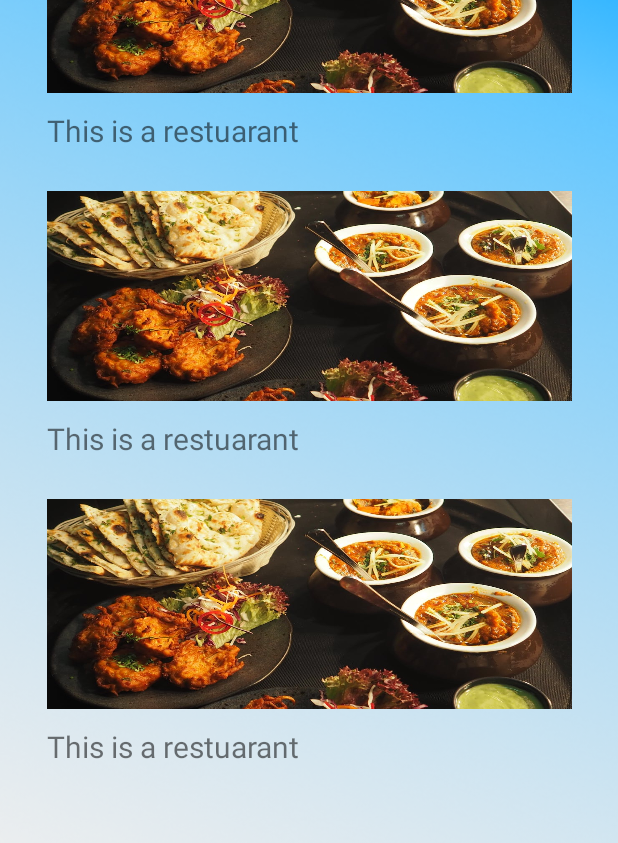
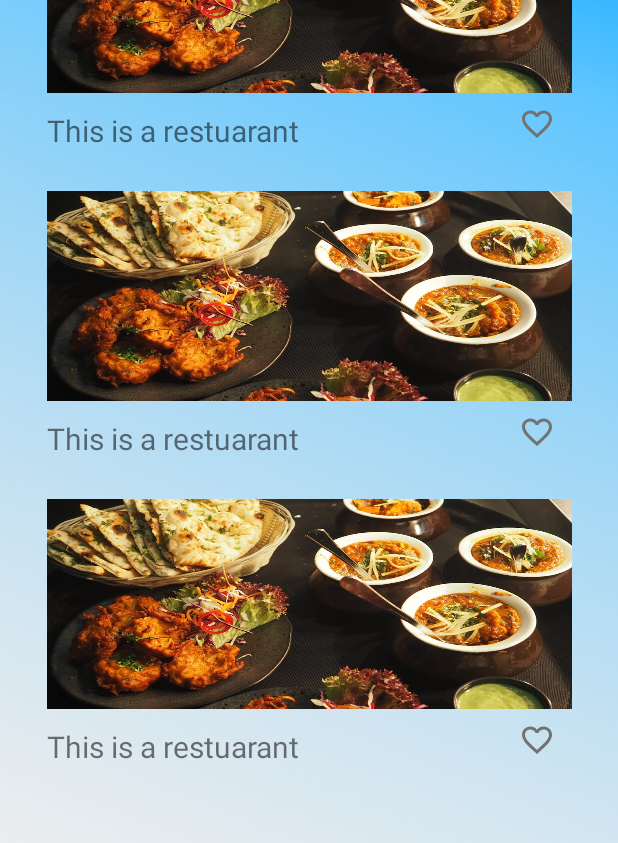
Before and after one commit to markopaunovic1/Projektuppgift-Androidutveckling, an Android app: the layout private_activity_list.xml on its own in the app's theme, with its tools: preview values and no code run, on a phone screen of 412 x 824 dp. Shown: the part 140-983 px from the top of the screen. Run offline under Robolectric (Android 15) with nearby library versions, the phone set to English and light mode, and no system bars; Roboto replaces fonts that are not available here.

Commit message:
Implemented favorite checkBox

```diff
--- a/app/build.gradle
+++ b/app/build.gradle
@@ -41,7 +41,7 @@ dependencies {
     implementation 'com.google.android.gms:play-services-location:21.0.1'
     implementation 'androidx.core:core-ktx:1.7.0'
     implementation 'androidx.appcompat:appcompat:1.5.1'
-    implementation 'com.google.android.material:material:1.7.0'
+    implementation 'com.google.android.material:material:1.8.0'
     implementation 'androidx.constraintlayout:constraintlayout:2.1.4'
     implementation 'de.hdodenhof:circleimageview:3.1.0'
     implementation 'com.google.firebase:firebase-firestore-ktx:24.4.1'
--- a/app/src/main/java/com/example/projektuppgift_androidutveckling/User/RecyclerAdapterRestaurante.kt
+++ b/app/src/main/java/com/example/projektuppgift_androidutveckling/User/RecyclerAdapterRestaurante.kt
@@ -5,7 +5,9 @@ import android.content.Intent
 import android.view.LayoutInflater
 import android.view.View
 import android.view.ViewGroup
+import android.widget.CheckBox
 import android.widget.TextView
+import android.widget.Toast
 import androidx.recyclerview.widget.RecyclerView
 import com.example.projektuppgift_androidutveckling.R
 import com.example.projektuppgift_androidutveckling.Restaurant
@@ -26,6 +28,15 @@ class RecyclerAdapterRestaurante(val context : Context, val restaurants : List<R
         val restaurante = restaurants[position]
         holder.nameTextView.text = restaurante.restaurantName
         holder.listItemPosition = position
+
+        holder.favoriteCheckBox.setOnCheckedChangeListener { checkBox , isChecked ->
+             if (isChecked) {
+                 Toast.makeText(context, "Added to favorite", Toast.LENGTH_LONG).show()
+             } else {
+                 Toast.makeText(context, "Removed from favorite", Toast.LENGTH_LONG).show()
+             }
+        }
+
     }
 
     override fun getItemCount(): Int {
@@ -34,6 +45,7 @@ class RecyclerAdapterRestaurante(val context : Context, val restaurants : List<R
 
     inner class viewHolder(itemView: View) : RecyclerView.ViewHolder(itemView) {
         val nameTextView = itemView.findViewById<TextView>(R.id.nameOfRestaurantTextView)
+        val favoriteCheckBox = itemView.findViewById<CheckBox>(R.id.cb_Favorite)
         var listItemPosition = 0
 
         init {
--- /dev/null
+++ b/app/src/main/res/drawable/ic_heart_filled.xml
@@ -0,0 +1,8 @@
+<vector android:height="24dp"
+    android:viewportHeight="24"
+    android:viewportWidth="24"
+    android:width="24dp"
+    xmlns:android="http://schemas.android.com/apk/res/android">
+    <path
+        android:fillColor="@android:color/holo_red_light" android:pathData="M12,21.35l-1.45,-1.32C5.4,15.36 2,12.28 2,8.5 2,5.42 4.42,3 7.5,3c1.74,0 3.41,0.81 4.5,2.09C13.09,3.81 14.76,3 16.5,3 19.58,3 22,5.42 22,8.5c0,3.78 -3.4,6.86 -8.55,11.54L12,21.35z"/>
+</vector>
--- /dev/null
+++ b/app/src/main/res/drawable/ic_heart_outlined.xml
@@ -0,0 +1,9 @@
+<vector android:height="24dp"
+    android:viewportHeight="24"
+    android:viewportWidth="24"
+    android:width="24dp"
+    xmlns:android="http://schemas.android.com/apk/res/android">
+    <path
+        android:fillColor="#727272"
+        android:pathData="M16.5,3c-1.74,0 -3.41,0.81 -4.5,2.09C10.91,3.81 9.24,3 7.5,3 4.42,3 2,5.42 2,8.5c0,3.78 3.4,6.86 8.55,11.54L12,21.35l1.45,-1.32C18.6,15.36 22,12.28 22,8.5 22,5.42 19.58,3 16.5,3zM12.1,18.55l-0.1,0.1 -0.1,-0.1C7.14,14.24 4,11.39 4,8.5 4,6.5 5.5,5 7.5,5c1.54,0 3.04,0.99 3.57,2.36h1.87C13.46,5.99 14.96,5 16.5,5c2,0 3.5,1.5 3.5,3.5 0,2.89 -3.14,5.74 -7.9,10.05z"/>
+</vector>
--- /dev/null
+++ b/app/src/main/res/drawable/selector_favorit_item.xml
@@ -0,0 +1,15 @@
+<?xml version="1.0" encoding="utf-8"?>
+<selector xmlns:android="http://schemas.android.com/apk/res/android">
+
+
+    <item
+        android:drawable="@drawable/ic_heart_outlined"
+        android:state_checked="false" />
+
+    <item
+        android:drawable="@drawable/ic_heart_filled"
+        android:state_checked="true" />
+
+    <item
+        android:drawable="@drawable/ic_heart_outlined" />
+</selector>
--- a/app/src/main/res/layout/private_resturant_list.xml
+++ b/app/src/main/res/layout/private_resturant_list.xml
@@ -31,4 +31,15 @@
         app:layout_constraintHorizontal_bias="0.131"
         app:layout_constraintStart_toStartOf="parent"
         app:layout_constraintTop_toBottomOf="@+id/privRestaurantImage" />
+
+    <CheckBox
+        android:id="@+id/cb_Favorite"
+        android:layout_width="wrap_content"
+        android:layout_height="wrap_content"
+        android:button="@drawable/selector_favorit_item"
+        android:layout_marginEnd="30dp"
+        android:layout_marginBottom="5dp"
+        app:useMaterialThemeColors="false"
+        app:layout_constraintBottom_toBottomOf="parent"
+        app:layout_constraintEnd_toEndOf="parent" />
 </androidx.constraintlayout.widget.ConstraintLayout>
--- a/app/src/main/res/values/themes.xml
+++ b/app/src/main/res/values/themes.xml
@@ -1,6 +1,6 @@
 <resources>
     <!-- Base application theme. -->
-    <style name="Theme.ProjektuppgiftAndroidutveckling" parent="Theme.MaterialComponents.DayNight.NoActionBar">
+    <style name="Theme.ProjektuppgiftAndroidutveckling" parent="Theme.MaterialComponents.DayNight.DarkActionBar">
         <!-- Primary brand color. -->
         <item name="colorPrimary">@color/darkblue</item>
         <item name="colorPrimaryVariant">@color/darkblue</item>
```
